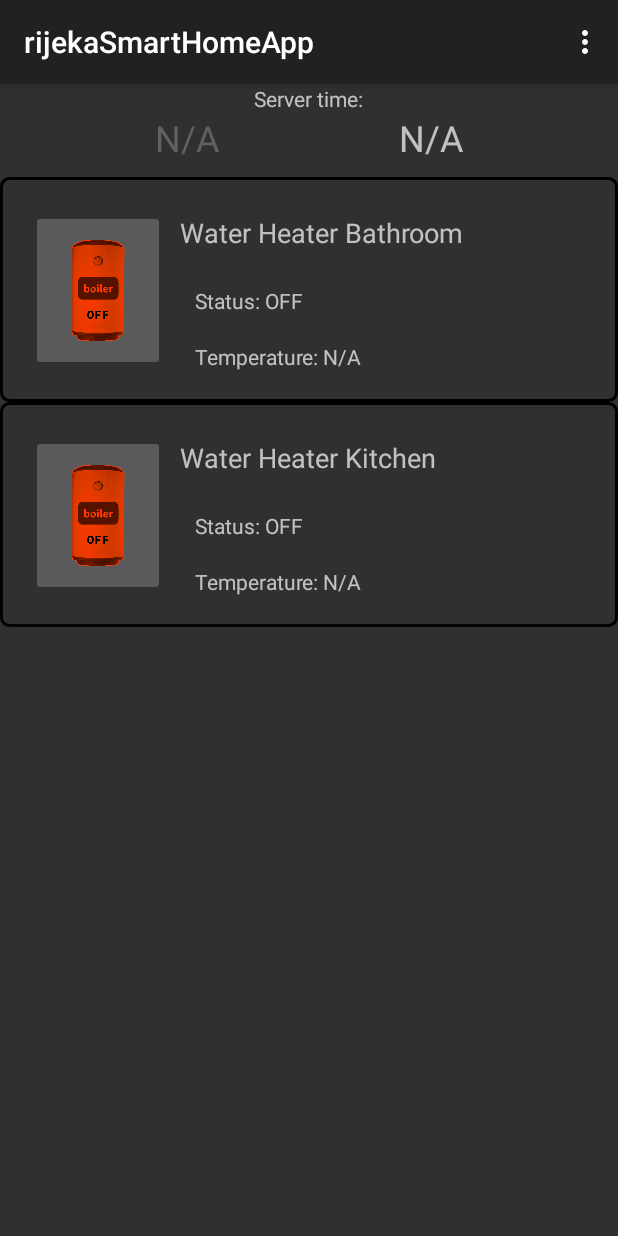
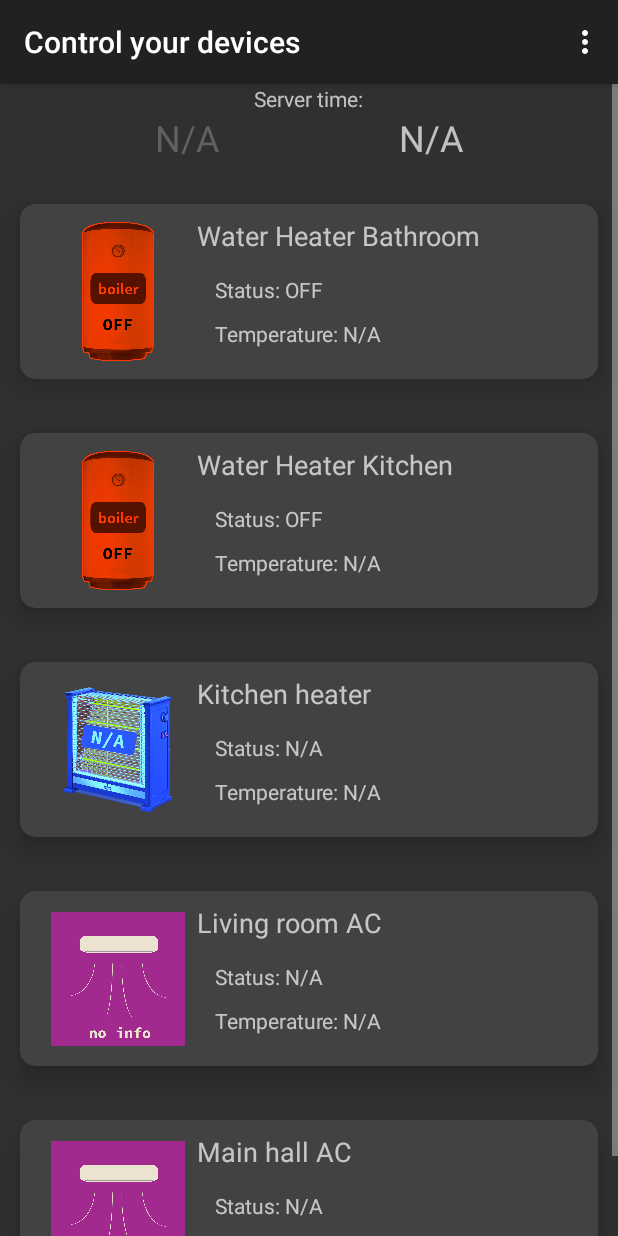
Before and after one commit to kfilipcic/ESP8266-smart-water-heater, an Android app: the MainScreen screen opened directly, with no data from a screen before it, on a phone screen of 412 x 824 dp. Run offline under Robolectric (Android 15) with nearby library versions, the phone set to English and light mode, and no system bars; network calls fail; 2 statements that could not run were skipped.

Commit message:
Functionality wise changes:  -implemented AC and Heater classes for diversity of devices (they  extend Device class)  -clicking on a RecyclerView item shows the dialog for device options  -clicking on the ImageButton of a RecyclerView item changes the device  state (ON/OFF) and redraws the RecyclerView item (only the clicked  item!)
 Aesthetic changes:
 -Added images for new device types
 -Replaced MaterialDatePicker with DatePicker because it doesn't mess up
 themes
 -RecyclerView item is now a CardView (because of the newly added
 shadow behind every item)
 -Other minor changes

```diff
--- a/rijekaSmartHomeApp/app/src/main/AndroidManifest.xml
+++ b/rijekaSmartHomeApp/app/src/main/AndroidManifest.xml
@@ -18,12 +18,14 @@
             android:name=".DeviceDialog"
             android:excludeFromRecents="true"
             android:label="Device"
-            android:theme="@style/materialCalendarTheme"></activity>
+            android:theme="@style/Theme.AppCompat.Dialog" />
         <activity
             android:name=".MainScreen"
+            android:label="Control your devices"
             android:theme="@style/Theme.AppCompat" />
         <activity
             android:name=".MainActivity"
+            android:label="Smart home app"
             android:theme="@style/Theme.AppCompat">
             <intent-filter>
                 <action android:name="android.intent.action.MAIN" />
--- /dev/null
+++ b/rijekaSmartHomeApp/app/src/main/java/com/example/rijekasmarthomeapp/AirConditioner.java
@@ -0,0 +1,40 @@
+package com.example.rijekasmarthomeapp;
+
+public class AirConditioner extends Device {
+    private String roomTemperature;
+    private String moisture;
+
+    public AirConditioner(String name, String state, String roomTemperature, String moisture) {
+        super(name, state);
+        this.roomTemperature = roomTemperature;
+        this.moisture = moisture;
+    }
+
+    public AirConditioner(String name, String roomTemperature, String moisture) {
+        super(name);
+        this.roomTemperature = roomTemperature;
+        this.moisture = moisture;
+    }
+
+    public AirConditioner(String name) {
+        super(name);
+        this.roomTemperature = "N/A";
+        this.moisture = "N/A";
+    }
+
+    public void setRoomTemperature(String roomTemperature) {
+        this.roomTemperature = roomTemperature;
+    }
+
+    public String getRoomTemperature() {
+        return roomTemperature;
+    }
+
+    public void setMoisture(String moisture) {
+        this.moisture = moisture;
+    }
+
+    public String getMoisture() {
+        return moisture;
+    }
+}
--- a/rijekaSmartHomeApp/app/src/main/java/com/example/rijekasmarthomeapp/Device.java
+++ b/rijekaSmartHomeApp/app/src/main/java/com/example/rijekasmarthomeapp/Device.java
@@ -2,18 +2,23 @@ package com.example.rijekasmarthomeapp;
 
 public class Device {
     private String name;
-    private boolean state;
+    private String state;
 
-    public Device(String name, boolean state) {
+    Device(String name, String state) {
         this.name = name;
         this.state = state;
+    }
+
+    Device(String name) {
+        this.name = name;
+        this.state = "N/A";
     }
 
     public void setName(String name) {
         this.name = name;
     }
 
-    public void setState(boolean state) {
+    public void setState(String state) {
         this.state = state;
     }
 
@@ -21,7 +26,7 @@ public class Device {
         return name;
     }
 
-    public boolean getState() {
+    public String getState() {
         return state;
     }
 }
--- a/rijekaSmartHomeApp/app/src/main/java/com/example/rijekasmarthomeapp/DevicesAdapter.kt
+++ b/rijekaSmartHomeApp/app/src/main/java/com/example/rijekasmarthomeapp/DevicesAdapter.kt
@@ -1,15 +1,32 @@
 package com.example.rijekasmarthomeapp
 
+import android.content.Context
 import android.content.Intent
 import android.view.LayoutInflater
 import android.view.View
 import android.view.ViewGroup
-import androidx.core.content.ContextCompat.startActivity
 import androidx.recyclerview.widget.RecyclerView
 import kotlinx.android.synthetic.main.device_item.view.*
+import kotlinx.coroutines.*
+import kotlinx.coroutines.Dispatchers.IO
+import org.jsoup.Jsoup
+import java.lang.ClassCastException
+import java.lang.Exception
 
-class DevicesAdapter(private val devicesList: MutableList<Device>) :
+class DevicesAdapter(context: Context, private val devicesList: MutableList<Device>, private val cookies: Map<String, String>, private val url: String) :
+
     RecyclerView.Adapter<DevicesAdapter.MyViewHolder>() {
+
+    private val adapterCallback:AdapterCallback
+    init{
+        try
+        {
+            adapterCallback = (context as AdapterCallback)
+        }
+        catch (e:Exception) {
+            throw Exception("Activity must implement AdapterCallback.", e)
+        }
+    }
 
     class MyViewHolder(val deviceView: View) : RecyclerView.ViewHolder(deviceView)
 
@@ -18,10 +35,34 @@ class DevicesAdapter(private val devicesList: MutableList<Device>) :
             .inflate(R.layout.device_item, parent, false)
 
         val holder = MyViewHolder(deviceView)
+        val intent = Intent(deviceView.context, DeviceDialog::class.java)
 
-        val intent = Intent(deviceView.context, DeviceDialog::class.java)
+        deviceView.setOnClickListener {
+            deviceView.context.startActivity(intent.putExtra("title", devicesList[holder.adapterPosition].name))
+        }
+
         holder.deviceView.deviceImageBtn.setOnClickListener{
-            deviceView.context.startActivity(intent.putExtra("title", devicesList[holder.adapterPosition].name))
+            try {
+                GlobalScope.launch(IO) {
+                    Jsoup.connect(url + "water_heater_1_switch.html")
+                        .cookies(cookies)
+                        .get()
+                    println(url)
+                    withContext(Dispatchers.Main) {
+                        println("btj")
+                        try {
+                            adapterCallback.onMethodCallback(devicesList[holder.adapterPosition], url, cookies)
+                            notifyDataSetChanged()
+                            deviceView.invalidate()
+                        } catch (e: ClassCastException) {
+                            e.printStackTrace()
+                        }
+                    }
+                }
+            } catch (e: Exception) {
+                println("Connecting with server and/or calling method MainScreen.getDataFromServer() unsuccessful")
+                e.printStackTrace()
+            }
         }
 
         return holder
@@ -29,32 +70,46 @@ class DevicesAdapter(private val devicesList: MutableList<Device>) :
 
     override fun onBindViewHolder(holder: MyViewHolder, position: Int) {
         val device: Device = devicesList[position]
-        val status: String
-
 
         holder.deviceView.deviceNameTV.text = device.name
 
-        if (device is WaterHeater) {
-            holder.deviceView.deviceImageBtn.setImageResource(R.drawable.boiler_noinfo)
+        when (device) {
+            is WaterHeater -> {
+                holder.deviceView.deviceImageBtn.setImageResource(R.drawable.boiler_noinfo)
+                holder.deviceView.tempTV.text = holder.deviceView.context.getString(R.string.tempText, device.waterTemperature)
 
-            holder.deviceView.tempTV.text = holder.deviceView.context.getString(R.string.tempText, device.waterTemperature)
+                when(device.state) {
+                    "ON" -> holder.deviceView.deviceImageBtn.setImageResource(R.drawable.boiler_on)
+                    "OFF" -> holder.deviceView.deviceImageBtn.setImageResource(R.drawable.boiler_off)
+                }
+            }
+            is Heater -> {
+                holder.deviceView.deviceImageBtn.setImageResource(R.drawable.heater_noinfo)
+                holder.deviceView.tempTV.text = holder.deviceView.context.getString(R.string.tempText, device.roomTemperature)
 
-            println("DevicesAdapter - device.waterTemperature: " + device.waterTemperature)
+                when(device.state) {
+                    "ON" -> holder.deviceView.deviceImageBtn.setImageResource(R.drawable.heater_on)
+                    "OFF" -> holder.deviceView.deviceImageBtn.setImageResource(R.drawable.heater_off)
+                }
+            }
+            is AirConditioner -> {
+                holder.deviceView.deviceImageBtn.setImageResource(R.drawable.ac_noinfo)
+                holder.deviceView.tempTV.text = holder.deviceView.context.getString(R.string.tempText, device.roomTemperature)
 
-            if (device.state) {
-                status = "ON"
-                holder.deviceView.deviceImageBtn.setImageResource(R.drawable.boiler_on)
+                when(device.state) {
+                    "ON" -> holder.deviceView.deviceImageBtn.setImageResource(R.drawable.ac_on)
+                    "OFF" -> holder.deviceView.deviceImageBtn.setImageResource(R.drawable.ac_off)
+                }
             }
-            else {
-                status = "OFF"
-                holder.deviceView.deviceImageBtn.setImageResource(R.drawable.boiler_off)
-            }
-
-            holder.deviceView.statusTV.text = holder.deviceView.context.getString(R.string.statusText, status)
         }
 
+        holder.deviceView.statusTV.text = holder.deviceView.context.getString(R.string.statusText, device.state)
         holder.deviceView.deviceNameTV.text = device.name
     }
 
     override fun getItemCount() = devicesList.size
 }
+
+interface AdapterCallback {
+    suspend fun onMethodCallback(device: Device, url: String, cookies: Map<String, String>)
+}
--- /dev/null
+++ b/rijekaSmartHomeApp/app/src/main/java/com/example/rijekasmarthomeapp/Heater.java
@@ -0,0 +1,34 @@
+package com.example.rijekasmarthomeapp;
+
+public class Heater extends Device {
+    private String roomTemperature;
+    private String moisture;
+
+    public Heater(String name, String state, String roomTemperature, String moisture) {
+        super(name, state);
+        this.roomTemperature = roomTemperature;
+        this.moisture = moisture;
+    }
+
+    public Heater(String name) {
+        super(name);
+        this.roomTemperature = "N/A";
+        this.moisture = "N/A";
+    }
+
+    public void setRoomTemperature(String roomTemperature) {
+        this.roomTemperature = roomTemperature;
+    }
+
+    public String getRoomTemperature() {
+        return roomTemperature;
+    }
+
+    public void setMoisture(String moisture) {
+        this.moisture = moisture;
+    }
+
+    public String getMoisture() {
+        return moisture;
+    }
+}
--- a/rijekaSmartHomeApp/app/src/main/java/com/example/rijekasmarthomeapp/MainScreen.kt
+++ b/rijekaSmartHomeApp/app/src/main/java/com/example/rijekasmarthomeapp/MainScreen.kt
@@ -1,14 +1,12 @@
 package com.example.rijekasmarthomeapp
 
-import android.content.Intent
+import android.annotation.SuppressLint
 import androidx.appcompat.app.AppCompatActivity
 import android.os.Bundle
 import android.view.*
-import android.widget.ImageButton
 import android.widget.TextView
 import androidx.recyclerview.widget.LinearLayoutManager
 import androidx.recyclerview.widget.RecyclerView
-import kotlinx.android.synthetic.main.device_item.view.*
 import kotlinx.coroutines.*
 import kotlinx.coroutines.Dispatchers.IO
 import org.json.JSONObject
@@ -19,23 +17,57 @@ import org.jsoup.nodes.Element
 import org.jsoup.select.Elements
 import java.lang.Exception
 
-class MainScreen : AppCompatActivity() {
+class MainScreen : AppCompatActivity() , AdapterCallback {
+
+    override suspend fun onMethodCallback(device: Device, url: String, cookies: Map<String, String>) {
+        getDeviceDataFromServer(device, url, cookies)
+    }
+
+    private suspend fun getDeviceDataFromServer(device: Device, url: String, cookies: Map<String, String>) {
+        val job = CoroutineScope(IO).launch {
+            try {
+
+                if (device is WaterHeater) {
+                    val checkStateConnection =
+                        Jsoup.connect(url + checkStateUrl)
+                            .cookies(cookies)
+                            .get()
+                    val checkStatePage = JSONObject(checkStateConnection.body().text())
+
+                    when (checkStatePage.get(deviceName).toString()) {
+                        "0" -> device.state = "ON" // Yes, zero is for ON
+                        "1" -> device.state = "OFF"
+                    }
+                }
+
+                if (device is WaterHeater) {
+                    val temperatureConnection =
+                        Jsoup.connect(url + temperatureUrl)
+                            .cookies(cookies)
+                            .get()
+                    val temperaturePage = JSONObject(temperatureConnection.body().text())
+
+                    device.waterTemperature = temperaturePage.get(deviceName).toString()
+                }
+            } catch (e: Exception) {
+                e.printStackTrace()
+                println("Error while getting device data from server!")
+            }
+        }
+        job.join() // Wait for a response from the server
+    }
+
     private lateinit var recyclerView: RecyclerView
     private lateinit var viewAdapter: RecyclerView.Adapter<*>
     private lateinit var viewManager: RecyclerView.LayoutManager
 
     private val timeDateUrl: String = "entry.html"
 
-    private var devicesList: MutableList<Device> = mutableListOf<Device>()
-
-    private lateinit var currentDevice: WaterHeater
+    private var devicesList: MutableList<Device> = mutableListOf()
 
     private var deviceName: String = "device"
     private var checkStateUrl: String = "state"
     private var temperatureUrl: String = "temperature"
-
-    private lateinit var state: String
-    private var temperature: String = ""
 
     override fun onCreate(savedInstanceState: Bundle?) {
         super.onCreate(savedInstanceState)
@@ -51,6 +83,7 @@ class MainScreen : AppCompatActivity() {
         val dateText: TextView = findViewById(R.id.dateText)
 
 
+        @SuppressLint("SetTextI18n")
         fun timeDate() {
             CoroutineScope(IO).launch {
                 val timeDatePage: Connection.Response = Jsoup.connect(url + timeDateUrl)
@@ -76,8 +109,8 @@ class MainScreen : AppCompatActivity() {
                     // Show single digit numbers as double digits (using regex)
                     // Example: 03:30:05 instead of 3:30:5
                     // Only for time
-                    var regex = "(\\d+):(\\d+):(\\d+)".toRegex()
-                    var match = regex.find(timeText.text)
+                    val regex = "(\\d+):(\\d+):(\\d+)".toRegex()
+                    val match = regex.find(timeText.text)
 
                     if (match != null) {
                         var h: String = match.groupValues[1]
@@ -86,59 +119,26 @@ class MainScreen : AppCompatActivity() {
 
                         println(match.groupValues.size)
 
-                        for (i: Int in 0..match.groupValues.size - 1) {
+                        for (i: Int in match.groupValues.indices) {
                             if (i > 0 && match.groupValues[i].length < 2) {
                                 when (i) {
-                                    1 -> h = "0" + h
-                                    2 -> m = "0" + m
-                                    3 -> s = "0" + s
+                                    1 -> h = "0$h"
+                                    2 -> m = "0$m"
+                                    3 -> s = "0$s"
                                 }
                             }
                         }
 
-                        timeText.text = h + ":" + m + ":" + s
+                        timeText.text = "$h:$m:$s"
                     }
                 }
             }
         }
 
-        suspend fun getDeviceDataFromServer(device: Device) {
-            val job = CoroutineScope(IO).launch {
-                try {
-
-                    if (device is WaterHeater) {
-                        val checkStateConnection =
-                            Jsoup.connect(url + checkStateUrl)
-                                .cookies(cookies)
-                                .get()
-                        val checkStatePage = JSONObject(checkStateConnection.body().text())
-                        val deviceState = checkStatePage.get(deviceName).toString()
-
-                        when (deviceState) {
-                            "1" -> device.state = true
-                            "0" -> device.state = false
-                        }
-                    }
-
-                    if (device is WaterHeater) {
-                        val temperatureConnection =
-                            Jsoup.connect(url + temperatureUrl)
-                                .cookies(cookies)
-                                .get()
-                        val temperaturePage = JSONObject(temperatureConnection.body().text())
-
-                        device.waterTemperature = temperaturePage.get(deviceName).toString()
-                    }
-                } catch (e: Exception) {
-                    e.printStackTrace()
-                    println("Error while getting device data from server!")
-                }
-            }
-            job.join() // Wait for a response from the server
-        }
 
         timeDate()
 
+        viewAdapter = DevicesAdapter(this, devicesList, cookies, url)
 
         GlobalScope.launch(Dispatchers.Main) {
             for ((i: Int, device: Device) in devicesList.withIndex()) {
@@ -148,20 +148,11 @@ class MainScreen : AppCompatActivity() {
                     temperatureUrl =
                         deviceName + "_" + (i + 1).toString() + "_" + "temperature" + ".html"
 
-                    getDeviceDataFromServer(device)
+                    getDeviceDataFromServer(device, url, cookies)
 
                 }
             }
             viewManager = LinearLayoutManager(parent)
-            viewAdapter = DevicesAdapter(devicesList)
-
-            recyclerView = findViewById<RecyclerView>(R.id.devices_list).apply {
-                setHasFixedSize(true)
-                layoutManager = viewManager
-                adapter = viewAdapter
-            }
-            viewManager = LinearLayoutManager(parent)
-            viewAdapter = DevicesAdapter(devicesList)
 
             recyclerView = findViewById<RecyclerView>(R.id.devices_list).apply {
                 setHasFixedSize(true)
@@ -189,10 +180,14 @@ class MainScreen : AppCompatActivity() {
     }
 
     private fun prepareDeviceListData() {
-        val waterHeaterBathroom: WaterHeater = WaterHeater("Water Heater Bathroom", false, "N/A")
-        val waterHeaterKitchen: WaterHeater = WaterHeater("Water Heater Kitchen", false, "N/A")
+        val waterHeaterBathroom = WaterHeater("Water Heater Bathroom", "OFF", "N/A")
+        val waterHeaterKitchen = WaterHeater("Water Heater Kitchen", "OFF", "N/A")
+
         devicesList.add(waterHeaterBathroom)
         devicesList.add(waterHeaterKitchen)
+        devicesList.add(Heater("Kitchen heater"))
+        devicesList.add(AirConditioner("Living room AC"))
+        devicesList.add(AirConditioner("Main hall AC"))
     }
 
 }
--- a/rijekaSmartHomeApp/app/src/main/java/com/example/rijekasmarthomeapp/WaterHeater.java
+++ b/rijekaSmartHomeApp/app/src/main/java/com/example/rijekasmarthomeapp/WaterHeater.java
@@ -3,9 +3,14 @@ package com.example.rijekasmarthomeapp;
 public class WaterHeater extends Device {
     private String waterTemperature;
 
-    public WaterHeater (String name, boolean state, String waterTemperature) {
+    public WaterHeater (String name, String state, String waterTemperature) {
         super(name, state);
         this.waterTemperature = waterTemperature;
+    }
+
+    public WaterHeater (String name) {
+        super(name);
+        this.waterTemperature = "N/A";
     }
 
     public String getWaterTemperature() {
--- a/rijekaSmartHomeApp/app/src/main/res/drawable/rounded_corners.xml
+++ b/rijekaSmartHomeApp/app/src/main/res/drawable/rounded_corners.xml
@@ -1,11 +1,6 @@
 <?xml version="1.0" encoding="utf-8"?>
 <shape xmlns:android="http://schemas.android.com/apk/res/android"
     android:shape="rectangle">
-
-
-    <stroke
-        android:width="2dp"
-        android:color="#000000" />
 
     <padding
         android:bottom="5dp"
--- a/rijekaSmartHomeApp/app/src/main/res/layout/device_item.xml
+++ b/rijekaSmartHomeApp/app/src/main/res/layout/device_item.xml
@@ -1,10 +1,16 @@
 <?xml version="1.0" encoding="utf-8"?>
-<androidx.constraintlayout.widget.ConstraintLayout
+<androidx.cardview.widget.CardView
     xmlns:android="http://schemas.android.com/apk/res/android"
     xmlns:app="http://schemas.android.com/apk/res-auto"
-    xmlns:tools="http://schemas.android.com/tools"
     android:layout_width="match_parent"
-    android:layout_height="150dp"
+    android:layout_height="wrap_content"
+    app:cardCornerRadius="10dp"
+    app:cardElevation="10dp"
+    app:cardUseCompatPadding="true">
+
+    <androidx.constraintlayout.widget.ConstraintLayout
+        android:layout_width="match_parent"
+        android:layout_height="wrap_content"
         android:background="@drawable/rounded_corners">
 
 
@@ -13,8 +19,11 @@
             android:layout_width="89dp"
             android:layout_height="107dp"
             android:layout_marginStart="16dp"
+            android:adjustViewBounds="true"
+            android:background="@drawable/rounded_corners"
+            android:contentDescription="@string/waterHeaterButtonDescription"
+            android:padding="0dp"
             android:scaleType="fitCenter"
-        android:contentDescription="@string/waterHeaterButtonDescription"
             app:layout_constraintBottom_toBottomOf="parent"
             app:layout_constraintStart_toStartOf="parent"
             app:layout_constraintTop_toTopOf="parent"
@@ -25,11 +34,11 @@
             android:id="@+id/deviceNameTV"
             android:layout_width="250dp"
             android:layout_height="27dp"
-        android:layout_marginTop="20dp"
+            android:layout_marginTop="4dp"
             android:text="@string/nameText"
             android:textSize="18sp"
             app:layout_constraintEnd_toEndOf="parent"
-        app:layout_constraintHorizontal_bias="0.215"
+            app:layout_constraintHorizontal_bias="0.384"
             app:layout_constraintStart_toEndOf="@+id/deviceImageBtn"
             app:layout_constraintTop_toTopOf="parent" />
 
@@ -52,5 +61,7 @@
             app:layout_constraintBottom_toTopOf="@+id/tempTV"
             app:layout_constraintStart_toEndOf="@+id/deviceImageBtn"
             app:layout_constraintTop_toBottomOf="@+id/deviceNameTV"
-        app:layout_constraintVertical_bias="0.571" />
+            app:layout_constraintVertical_bias="0.6" />
+
     </androidx.constraintlayout.widget.ConstraintLayout>
+</androidx.cardview.widget.CardView>
--- a/rijekaSmartHomeApp/app/src/main/res/values/styles.xml
+++ b/rijekaSmartHomeApp/app/src/main/res/values/styles.xml
@@ -8,15 +8,4 @@
         <item name="colorAccent">@color/colorAccent</item>
     </style>
 
-    <style name="materialCalendarTheme" parent="Theme.MaterialComponents.Light.Dialog">
-        <item name="colorPrimary">@color/colorPrimary</item>
-        <item name="colorPrimaryDark">@color/colorPrimaryDark</item>
-        <item name="colorAccent">@color/colorAccent</item>
-        <item name="colorSecondaryVariant">@color/colorAccent</item>
-
-        <item name="materialCalendarStyle">@style/Widget.MaterialComponents.MaterialCalendar</item>
-        <item name="materialCalendarFullscreenTheme">@style/ThemeOverlay.MaterialComponents.MaterialCalendar.Fullscreen</item>
-        <item name="materialCalendarTheme">@style/ThemeOverlay.MaterialComponents.MaterialCalendar</item>
-    </style>
-
 </resources>
```
Also changed, not shown: rijekaSmartHomeApp/app/src/main/java/com/example/rijekasmarthomeapp/DeviceDialog.kt (+28 -9 lines), rijekaSmartHomeApp/app/src/main/res/drawable/ac_noinfo.png (added), rijekaSmartHomeApp/app/src/main/res/drawable/ac_off.png (added), rijekaSmartHomeApp/app/src/main/res/drawable/ac_on.png (added), rijekaSmartHomeApp/app/src/main/res/drawable/heater_noinfo.png (added), rijekaSmartHomeApp/app/src/main/res/drawable/heater_off.png (added), rijekaSmartHomeApp/app/src/main/res/drawable/heater_on.png (added). Lines whose indentation alone changed are shown as unchanged.
